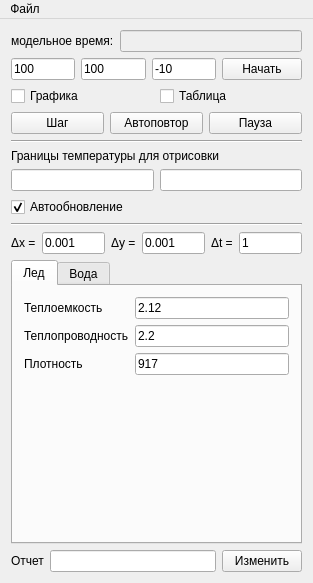
This is displaymeltmodel.ui in AndreyMlashkin/stefanoproblem as Qt 5 draws it before an edit. The edited form follows.
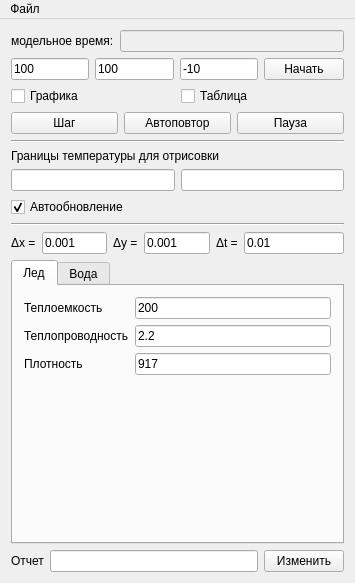
This is the edited form.

```diff
--- a/displaymeltmodel.ui
+++ b/displaymeltmodel.ui
@@ -9,7 +9,7 @@
    <rect>
     <x>0</x>
     <y>0</y>
-    <width>313</width>
+    <width>355</width>
     <height>583</height>
    </rect>
   </property>
@@ -198,8 +198,14 @@
       </item>
       <item>
        <widget class="QLineEdit" name="dt">
+        <property name="minimumSize">
+         <size>
+          <width>100</width>
+          <height>0</height>
+         </size>
+        </property>
         <property name="text">
-         <string>1</string>
+         <string>0.01</string>
         </property>
        </widget>
       </item>
@@ -228,7 +234,7 @@
         <item row="0" column="1">
          <widget class="QLineEdit" name="iceC">
           <property name="text">
-           <string>2.12</string>
+           <string>200</string>
           </property>
          </widget>
         </item>
@@ -329,7 +335,7 @@
     <rect>
      <x>0</x>
      <y>0</y>
-     <width>313</width>
+     <width>355</width>
      <height>25</height>
     </rect>
    </property>
```
